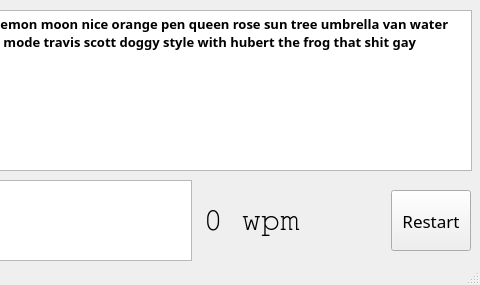
Qt form TypeTest-qt/mainwindow.ui (victerphiathep/TypeTester-C-) before a commit; both pictures show x 359 to 839 and y 0 to 285 of the 839 by 285 pixel window.
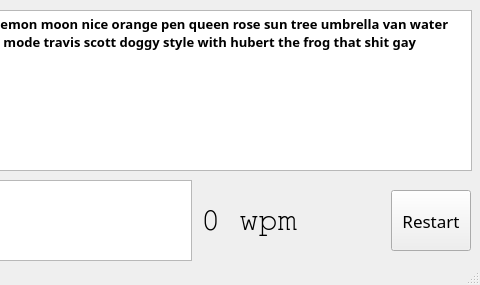
The same form after that commit.

```diff
--- a/TypeTest-qt/mainwindow.ui
+++ b/TypeTest-qt/mainwindow.ui
@@ -48,9 +48,6 @@
     <property name="text">
      <string>0 wpm</string>
     </property>
-    <property name="alignment">
-     <set>Qt::AlignmentFlag::AlignCenter</set>
-    </property>
    </widget>
    <widget class="QPushButton" name="restartButton">
     <property name="geometry">
```
Left out of the diff: 6 changed lines with no effect on the pictures.
